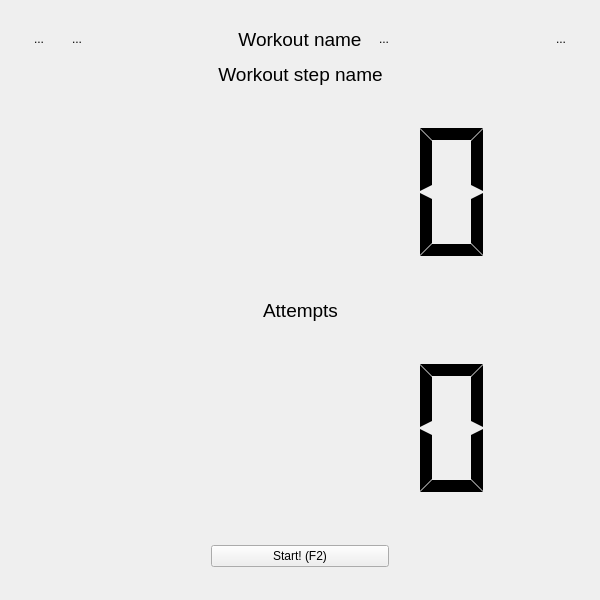
Old version of the form src/ui/MainWindow.ui in the repository antongus/kettlebell-timer.
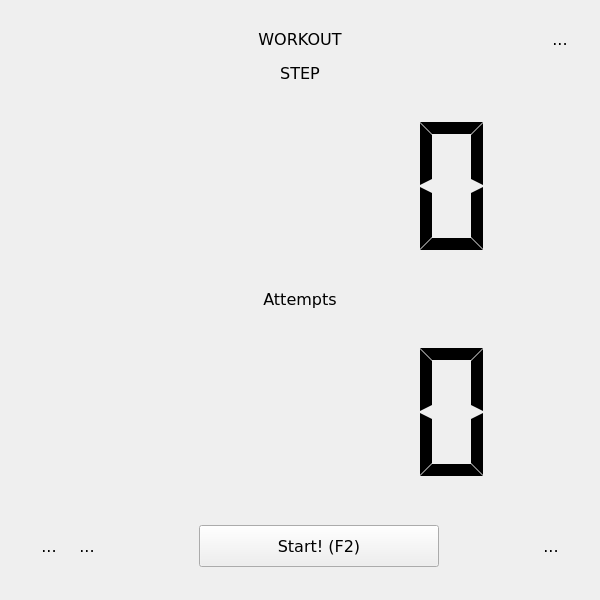
New version of the form. Icons and pictures are not drawn.

Commit message: rearrange main form

What changed in the file:
```diff
--- a/src/ui/MainWindow.ui
+++ b/src/ui/MainWindow.ui
@@ -10,6 +10,14 @@
     <height>600</height>
    </rect>
   </property>
+  <property name="font">
+   <font>
+    <family>Verdana</family>
+    <pointsize>12</pointsize>
+    <weight>50</weight>
+    <bold>false</bold>
+   </font>
+  </property>
   <property name="windowIcon">
    <iconset resource="../../res/resource.qrc">
     <normaloff>:/icons/kettlebell.svg</normaloff>:/icons/kettlebell.svg</iconset>
@@ -35,62 +43,20 @@
            <number>1</number>
           </property>
           <item>
-           <widget class="QToolButton" name="tbSettings">
-            <property name="minimumSize">
-             <size>
-              <width>32</width>
-              <height>32</height>
-             </size>
+           <spacer name="horizontalSpacer_6">
+            <property name="orientation">
+             <enum>Qt::Horizontal</enum>
             </property>
-            <property name="toolTip">
-             <string>Settings</string>
+            <property name="sizeType">
+             <enum>QSizePolicy::Fixed</enum>
             </property>
-            <property name="text">
-             <string>...</string>
-            </property>
-            <property name="icon">
-             <iconset resource="../../res/resource.qrc">
-              <normaloff>:/icons/settings.svg</normaloff>:/icons/settings.svg</iconset>
-            </property>
-            <property name="iconSize">
+            <property name="sizeHint" stdset="0">
              <size>
-              <width>32</width>
-              <height>32</height>
+              <width>40</width>
+              <height>20</height>
              </size>
             </property>
-            <property name="autoRaise">
-             <bool>true</bool>
-            </property>
-           </widget>
-          </item>
-          <item>
-           <widget class="QToolButton" name="tbEditWorkouts">
-            <property name="minimumSize">
-             <size>
-              <width>32</width>
-              <height>32</height>
-             </size>
-            </property>
-            <property name="toolTip">
-             <string>Edit workouts</string>
-            </property>
-            <property name="text">
-             <string>...</string>
-            </property>
-            <property name="icon">
-             <iconset resource="../../res/resource.qrc">
-              <normaloff>:/icons/edit.svg</normaloff>:/icons/edit.svg</iconset>
-            </property>
-            <property name="iconSize">
-             <size>
-              <width>32</width>
-              <height>32</height>
-             </size>
-            </property>
-            <property name="autoRaise">
-             <bool>true</bool>
-            </property>
-           </widget>
+           </spacer>
           </item>
           <item>
            <spacer name="horizontalSpacer_8">
@@ -107,19 +73,27 @@
           </item>
           <item>
            <widget class="QLabel" name="labelWorkoutName">
-            <property name="font">
-             <font>
-              <pointsize>14</pointsize>
-             </font>
-            </property>
             <property name="text">
-             <string>Workout name</string>
+             <string>WORKOUT</string>
             </property>
             <property name="alignment">
              <set>Qt::AlignCenter</set>
             </property>
            </widget>
           </item>
+          <item>
+           <spacer name="horizontalSpacer">
+            <property name="orientation">
+             <enum>Qt::Horizontal</enum>
+            </property>
+            <property name="sizeHint" stdset="0">
+             <size>
+              <width>40</width>
+              <height>20</height>
+             </size>
+            </property>
+           </spacer>
+          </item>
           <item>
            <widget class="QToolButton" name="tbSelectWorkout">
             <property name="minimumSize">
@@ -136,49 +110,7 @@
             </property>
             <property name="icon">
              <iconset resource="../../res/resource.qrc">
-              <normaloff>:/icons/archive.svg</normaloff>:/icons/archive.svg</iconset>
-            </property>
-            <property name="iconSize">
-             <size>
-              <width>32</width>
-              <height>32</height>
-             </size>
-            </property>
-            <property name="autoRaise">
-             <bool>true</bool>
-            </property>
-           </widget>
-          </item>
-          <item>
-           <spacer name="horizontalSpacer">
-            <property name="orientation">
-             <enum>Qt::Horizontal</enum>
-            </property>
-            <property name="sizeHint" stdset="0">
-             <size>
-              <width>40</width>
-              <height>20</height>
-             </size>
-            </property>
-           </spacer>
-          </item>
-          <item>
-           <widget class="QToolButton" name="tbAbout">
-            <property name="minimumSize">
-             <size>
-              <width>32</width>
-              <height>32</height>
-             </size>
-            </property>
-            <property name="toolTip">
-             <string>About</string>
-            </property>
-            <property name="text">
-             <string>...</string>
-            </property>
-            <property name="icon">
-             <iconset resource="../../res/resource.qrc">
-              <normaloff>:/icons/about.svg</normaloff>:/icons/about.svg</iconset>
+              <normaloff>:/icons/stopwatch.svg</normaloff>:/icons/stopwatch.svg</iconset>
             </property>
             <property name="iconSize">
              <size>
@@ -224,13 +156,8 @@
           </item>
           <item>
            <widget class="QLabel" name="labelWorkoutStepName">
-            <property name="font">
-             <font>
-              <pointsize>14</pointsize>
-             </font>
-            </property>
             <property name="text">
-             <string>Workout step name</string>
+             <string>STEP</string>
             </property>
             <property name="alignment">
              <set>Qt::AlignCenter</set>
@@ -346,11 +273,6 @@
           </item>
           <item>
            <widget class="QLabel" name="labelTimer_2">
-            <property name="font">
-             <font>
-              <pointsize>14</pointsize>
-             </font>
-            </property>
             <property name="text">
              <string>Attempts</string>
             </property>
@@ -441,6 +363,64 @@
        <item>
         <widget class="QWidget" name="widget" native="true">
          <layout class="QHBoxLayout" name="horizontalLayout_2">
+          <item>
+           <widget class="QToolButton" name="tbSettings">
+            <property name="minimumSize">
+             <size>
+              <width>32</width>
+              <height>32</height>
+             </size>
+            </property>
+            <property name="toolTip">
+             <string>Settings</string>
+            </property>
+            <property name="text">
+             <string>...</string>
+            </property>
+            <property name="icon">
+             <iconset resource="../../res/resource.qrc">
+              <normaloff>:/icons/settings.svg</normaloff>:/icons/settings.svg</iconset>
+            </property>
+            <property name="iconSize">
+             <size>
+              <width>32</width>
+              <height>32</height>
+             </size>
+            </property>
+            <property name="autoRaise">
+             <bool>true</bool>
+            </property>
+           </widget>
+          </item>
+          <item>
+           <widget class="QToolButton" name="tbEditWorkouts">
+            <property name="minimumSize">
+             <size>
+              <width>32</width>
+              <height>32</height>
+             </size>
+            </property>
+            <property name="toolTip">
+             <string>Edit workouts</string>
+            </property>
+            <property name="text">
+             <string>...</string>
+            </property>
+            <property name="icon">
+             <iconset resource="../../res/resource.qrc">
+              <normaloff>:/icons/edit.svg</normaloff>:/icons/edit.svg</iconset>
+            </property>
+            <property name="iconSize">
+             <size>
+              <width>32</width>
+              <height>32</height>
+             </size>
+            </property>
+            <property name="autoRaise">
+             <bool>true</bool>
+            </property>
+           </widget>
+          </item>
           <item>
            <spacer name="horizontalSpacer_3">
             <property name="orientation">
@@ -462,15 +442,18 @@
               <verstretch>0</verstretch>
              </sizepolicy>
             </property>
+            <property name="minimumSize">
+             <size>
+              <width>240</width>
+              <height>42</height>
+             </size>
+            </property>
             <property name="maximumSize">
              <size>
               <width>16777215</width>
               <height>48</height>
              </size>
             </property>
-            <property name="toolTip">
-             <string>Start exersise</string>
-            </property>
             <property name="text">
              <string>Start! (F2)</string>
             </property>
@@ -505,6 +488,35 @@
             </property>
            </spacer>
           </item>
+          <item>
+           <widget class="QToolButton" name="tbAbout">
+            <property name="minimumSize">
+             <size>
+              <width>32</width>
+              <height>32</height>
+             </size>
+            </property>
+            <property name="toolTip">
+             <string>About</string>
+            </property>
+            <property name="text">
+             <string>...</string>
+            </property>
+            <property name="icon">
+             <iconset resource="../../res/resource.qrc">
+              <normaloff>:/icons/about.svg</normaloff>:/icons/about.svg</iconset>
+            </property>
+            <property name="iconSize">
+             <size>
+              <width>32</width>
+              <height>32</height>
+             </size>
+            </property>
+            <property name="autoRaise">
+             <bool>true</bool>
+            </property>
+           </widget>
+          </item>
          </layout>
         </widget>
        </item>
```
Left out of the diff: 2 changed lines with no effect on the pictures.
